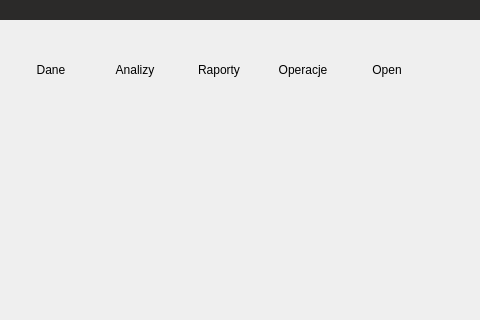
The window that trunk/src/edr/src/hmm_view/ui/toolboxmaindeffile.ui (mk4me/hm-mde-one) describes before a commit, drawn with Qt 5; both pictures show x 0 to 480 and y 0 to 320 of the 930 by 626 pixel window.
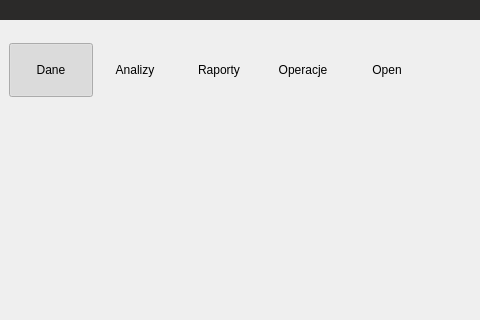
The same window after the commit. Icons and pictures are not drawn.

Commit message: Buttony widokow zachwuja sie jak radio - jeden zawsze klikniety + klikniety ma biala ramke i na hover sie nie zmienia

Diff of the .ui file:
```diff
--- a/trunk/src/edr/src/hmm_view/ui/toolboxmaindeffile.ui
+++ b/trunk/src/edr/src/hmm_view/ui/toolboxmaindeffile.ui
@@ -337,6 +337,12 @@
            <height>28</height>
           </size>
          </property>
+         <property name="checkable">
+          <bool>true</bool>
+         </property>
+         <property name="checked">
+          <bool>true</bool>
+         </property>
          <property name="toolButtonStyle">
           <enum>Qt::ToolButtonTextUnderIcon</enum>
          </property>
```
Left out of the diff: 52 changed lines with no effect on the pictures. The commit also changes 2 other files.
